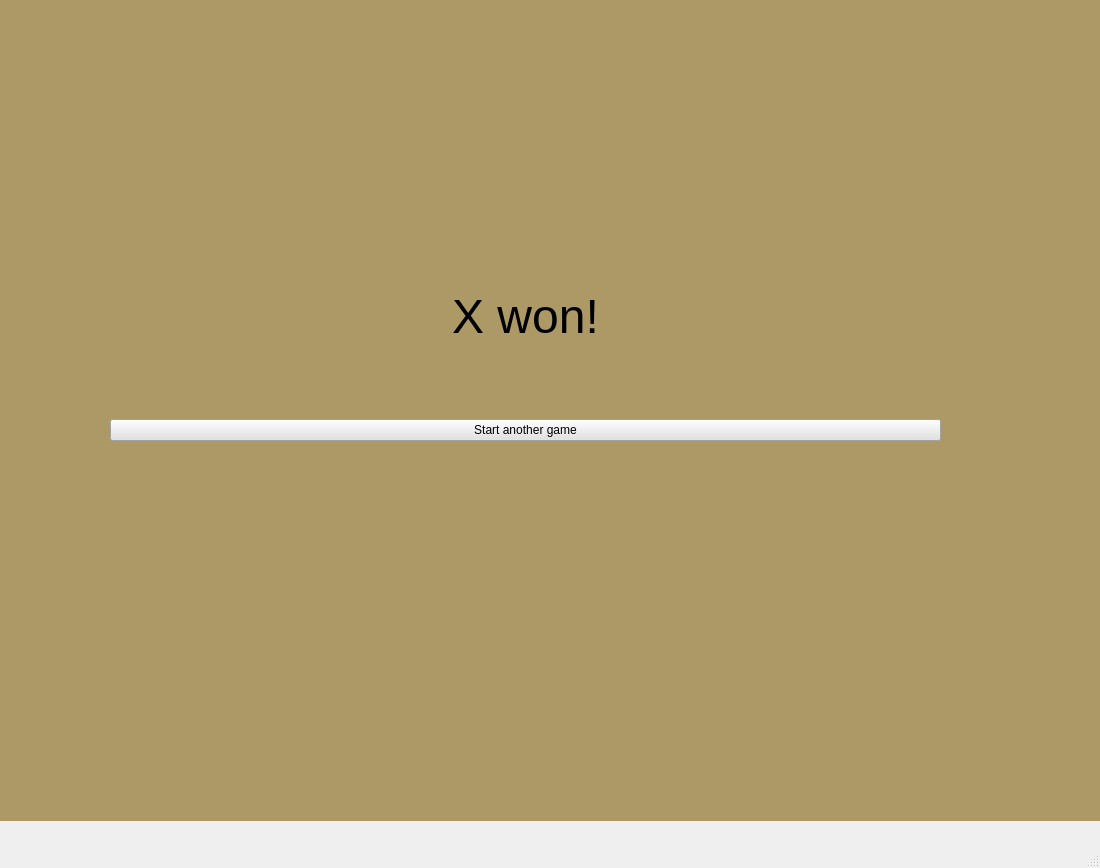
First picture: the form in gui/fanorona.ui, repository dominika232323/Fanorona, before the edit.
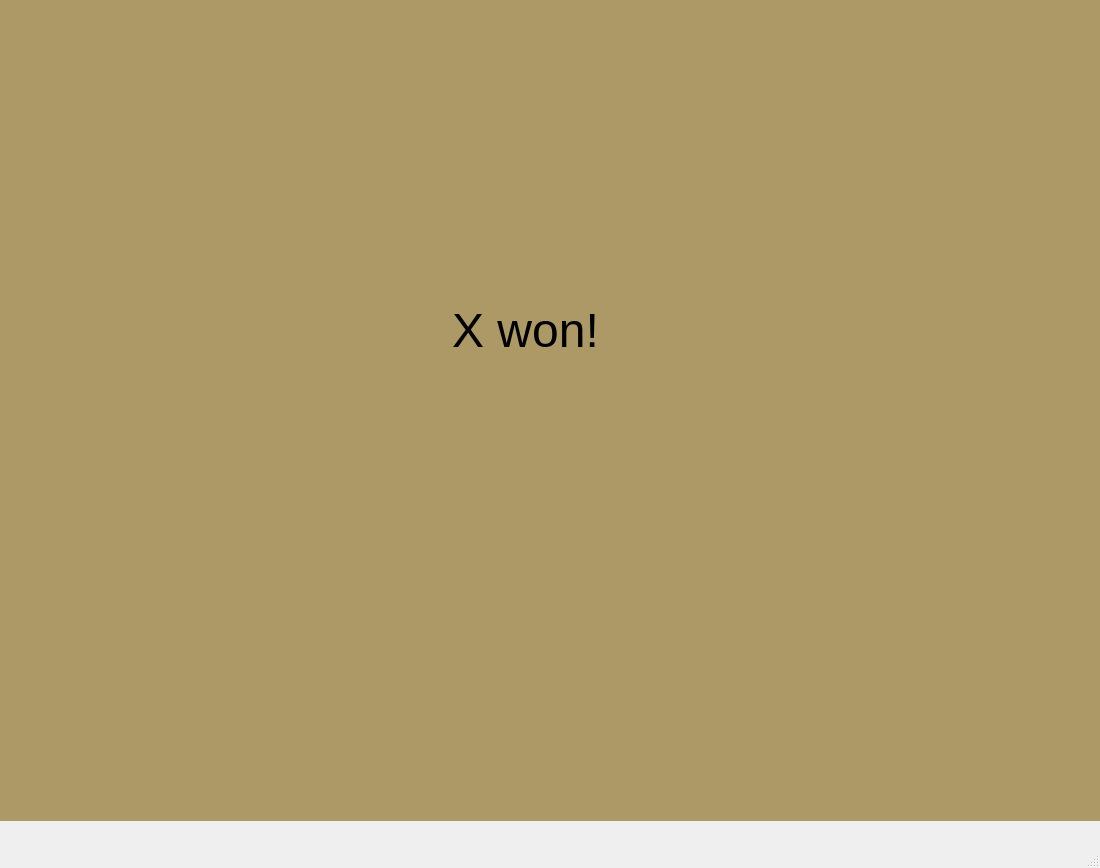
Second picture: the form after the edit.

Commit message: Removed start new game button

```diff
--- a/gui/fanorona.ui
+++ b/gui/fanorona.ui
@@ -335,7 +335,7 @@
      </widget>
     </widget>
     <widget class="QWidget" name="page_3">
-     <widget class="QWidget" name="">
+     <widget class="QWidget" name="layoutWidget">
       <property name="geometry">
        <rect>
         <x>110</x>
@@ -345,7 +345,7 @@
        </rect>
       </property>
       <layout class="QVBoxLayout" name="verticalLayout_4">
-       <item>
+       <item alignment="Qt::AlignHCenter|Qt::AlignVCenter">
         <widget class="QLabel" name="labelWinner">
          <property name="styleSheet">
           <string notr="true">font: 36pt &quot;Sans Serif&quot;;</string>
@@ -355,17 +355,6 @@
          </property>
         </widget>
        </item>
-       <item>
-        <widget class="QPushButton" name="NewGame">
-         <property name="styleSheet">
-          <string notr="true">background-color: rgb(226, 226, 226);
-font: 18pt &quot;Sans Serif&quot;;</string>
-         </property>
-         <property name="text">
-          <string>Start another game</string>
-         </property>
-        </widget>
-       </item>
       </layout>
      </widget>
     </widget>
```
The commit also changes 2 other files.
